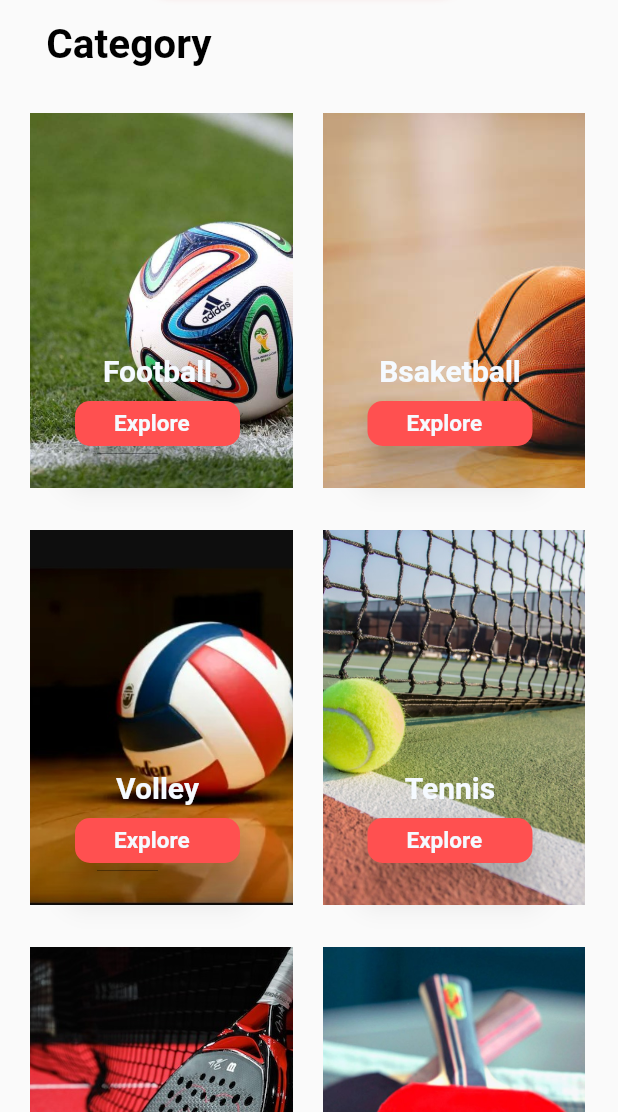
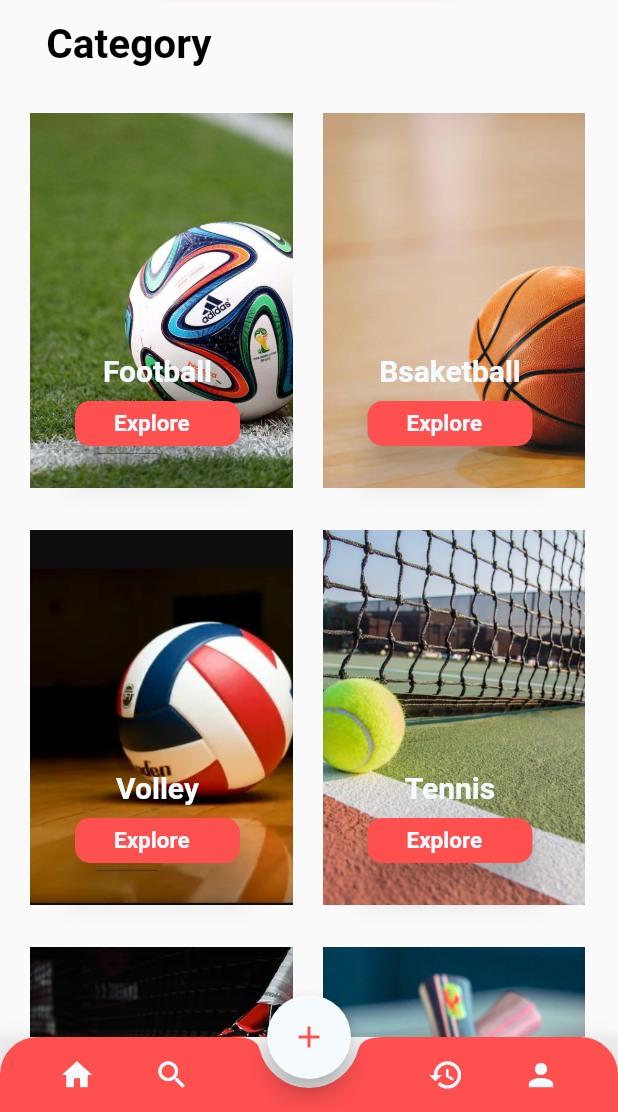
Before and after one commit to AbdallahAbuHaltam/gp2, a Flutter app: the Categories screen opened directly, on a phone screen of 412 x 824 dp, the part 124-1236 px from its top. Run offline on Flutter 3.47's test engine with Material 2 defaults, Android fonts, the phone set to English and light mode, and no system bars; our stand-ins replace cloud_firestore, firebase_auth, firebase_core, flutter_svg_provider, google_sign_in, line_awesome_flutter; accounts and stored records are empty.

```diff
--- /dev/null
+++ b/lib/firestore/database.dart
@@ -0,0 +1,21 @@
+import 'package:cloud_firestore/cloud_firestore.dart';
+
+class DataBaseServices{
+  final String? uid;
+  DataBaseServices({this.uid});
+  final CollectionReference userCollection = FirebaseFirestore.instance.collection("users");
+
+  Future updateUserData(String username,String email,String phoneNo,String password)async{
+    return await userCollection.doc(uid).set({
+      "Username": username,
+      "Email":email,
+      "Phone Number": phoneNo,
+      "Password": password,
+    });
+  }
+
+  //get user stream
+  Stream<QuerySnapshot> get users{
+    return userCollection.snapshots();
+  }
+}
--- a/lib/screens/categories.dart
+++ b/lib/screens/categories.dart
@@ -3,6 +3,7 @@ import 'package:flutter_svg_provider/flutter_svg_provider.dart';
 import 'package:line_awesome_flutter/line_awesome_flutter.dart';
 
 import '../utils/constants.dart';
+import '../widgets/bottom_menu.dart';
 
 
 class Categories extends StatefulWidget {
@@ -547,6 +548,16 @@ class _CategoriesState extends State<Categories> {
           ),
         ),
       ),
+      floatingActionButton: FloatingActionButton(
+        onPressed: () {},
+        backgroundColor: mBackgroundColor,
+        child: const Icon(
+          Icons.add,
+          color: mRedColor,
+        ),
+      ),
+      floatingActionButtonLocation: FloatingActionButtonLocation.centerDocked,
+      bottomNavigationBar: BottomMenu(),
     );
   }
 }
--- a/lib/services/auth.dart
+++ b/lib/services/auth.dart
@@ -1,5 +1,6 @@
 import 'dart:async';
 
+import 'package:derbyjo/firestore/database.dart';
 import 'package:firebase_auth/firebase_auth.dart';
 import 'package:derbyjo/models/user.dart';
 import 'package:flutter/material.dart';
@@ -23,6 +24,8 @@ class AuthService {
     try{
     UserCredential result = await _auth.createUserWithEmailAndPassword(email: email, password: password);
     User? user = result.user;
+    //create a new document for the user with the id
+    await DataBaseServices(uid: user!.uid).updateUserData("username", email, "phoneNo", password);
     if (!_auth.currentUser!.emailVerified) {
       await _auth.currentUser!.sendEmailVerification();
     }
```
